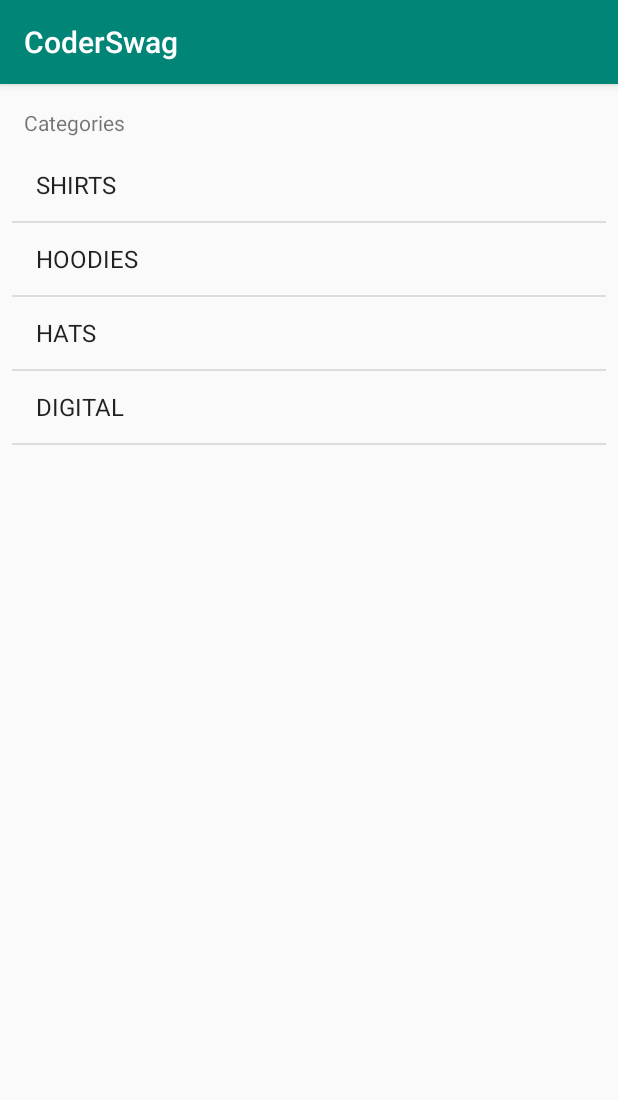
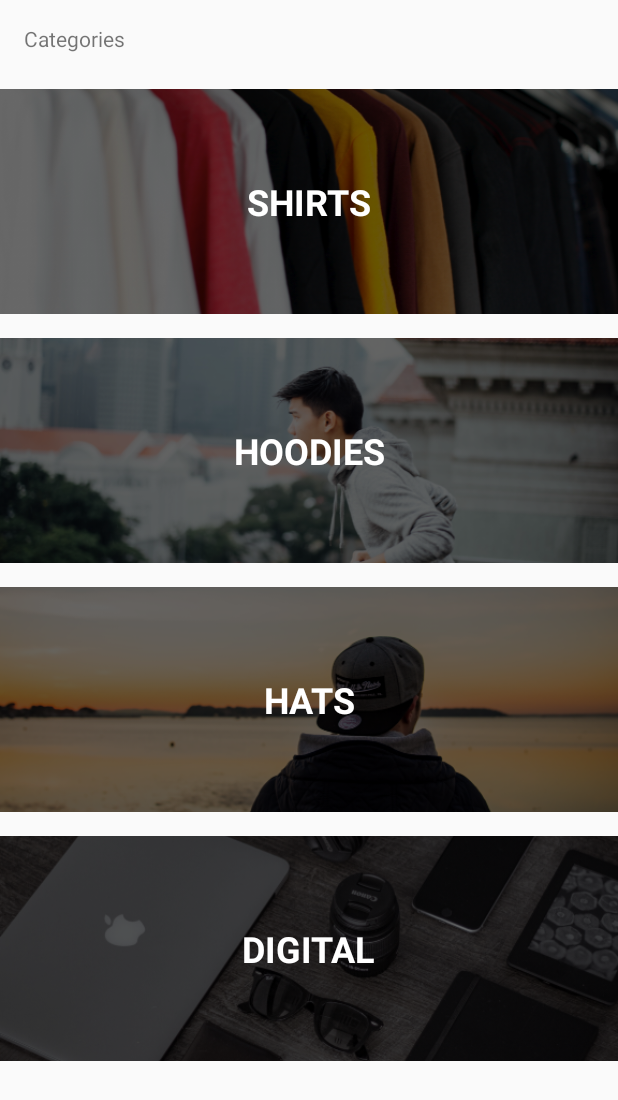
Before and after one commit to dimitronikito/CoderSwag, an Android app: the screen it shows after launch (MainActivity), on a phone screen of 412 x 824 dp. Shown: the top 1100 px of the screen. Run offline under Robolectric (Android 15) with nearby library versions, the phone set to English and light mode, and no system bars.

Commit message:
lesson 2b

```diff
--- /dev/null
+++ b/app/src/main/java/com/diminiki/coderswag/Adapters/CategoryAdapter.kt
@@ -0,0 +1,46 @@
+package com.diminiki.coderswag.Adapters
+
+import android.content.Context
+import android.view.LayoutInflater
+import android.view.View
+import android.view.ViewGroup
+import android.widget.BaseAdapter
+import android.widget.ImageView
+import android.widget.TextView
+import com.diminiki.coderswag.Model.Category
+import com.diminiki.coderswag.R
+
+class CategoryAdapter(context: Context, categories: List<Category>) : BaseAdapter() {
+
+    val context = context
+    val categories = categories
+
+    override fun getView(position: Int, convertView: View?, parent: ViewGroup?): View {
+        val categoryView: View
+
+        categoryView = LayoutInflater.from(context).inflate(R.layout.category_list_item, null)
+        val categoryImage: ImageView = categoryView.findViewById(R.id.categoryImage)
+        val categoryName: TextView = categoryView.findViewById(R.id.categoryName)
+
+        val category = categories[position]
+
+        val resourceId = context.resources.getIdentifier(category.image, "drawable", context.packageName)
+        categoryImage.setImageResource(resourceId)
+
+        categoryName.text = category.title
+        return categoryView
+    }
+
+    override fun getItem(position: Int): Any {
+        return categories[position]
+    }
+
+    override fun getItemId(position: Int): Long {
+        return 0
+    }
+
+    override fun getCount(): Int {
+        return categories.count()
+    }
+
+}
--- a/app/src/main/java/com/diminiki/coderswag/Controller/MainActivity.kt
+++ b/app/src/main/java/com/diminiki/coderswag/Controller/MainActivity.kt
@@ -3,6 +3,7 @@ package com.diminiki.coderswag.Controller
 import androidx.appcompat.app.AppCompatActivity
 import android.os.Bundle
 import android.widget.ArrayAdapter
+import com.diminiki.coderswag.Adapters.CategoryAdapter
 import com.diminiki.coderswag.Model.Category
 import com.diminiki.coderswag.R
 import com.diminiki.coderswag.Services.DataService
@@ -10,17 +11,13 @@ import kotlinx.android.synthetic.main.activity_main.*
 
 class MainActivity : AppCompatActivity() {
 
-    lateinit var adapter : ArrayAdapter<Category>
+    lateinit var adapter : CategoryAdapter
 
     override fun onCreate(savedInstanceState: Bundle?) {
         super.onCreate(savedInstanceState)
         setContentView(R.layout.activity_main)
 
-        adapter = ArrayAdapter(this,
-                android.R.layout.simple_list_item_1,
-                DataService.categories)
+        adapter = CategoryAdapter(this, DataService.categories)
         categoryListView.adapter = adapter
     }
-
-
 }
--- a/app/src/main/res/layout/activity_main.xml
+++ b/app/src/main/res/layout/activity_main.xml
@@ -20,13 +20,11 @@
         android:id="@+id/categoryListView"
         android:layout_width="0dp"
         android:layout_height="0dp"
-        android:layout_marginStart="8dp"
-        android:layout_marginTop="8dp"
-        android:layout_marginEnd="8dp"
-        android:layout_marginBottom="8dp"
+        android:layout_marginTop="16dp"
         app:layout_constraintBottom_toBottomOf="parent"
         app:layout_constraintEnd_toEndOf="parent"
         app:layout_constraintStart_toStartOf="parent"
-        app:layout_constraintTop_toBottomOf="@+id/textView" />
+        app:layout_constraintTop_toBottomOf="@+id/textView"
+        android:divider="@null"/>
 
 </androidx.constraintlayout.widget.ConstraintLayout>
--- a/app/src/main/res/values/styles.xml
+++ b/app/src/main/res/values/styles.xml
@@ -1,7 +1,7 @@
 <resources>
 
     <!-- Base application theme. -->
-    <style name="AppTheme" parent="Theme.AppCompat.Light.DarkActionBar">
+    <style name="AppTheme" parent="Theme.AppCompat.Light.NoActionBar">
         <!-- Customize your theme here. -->
         <item name="colorPrimary">@color/colorPrimary</item>
         <item name="colorPrimaryDark">@color/colorPrimaryDark</item>
```
